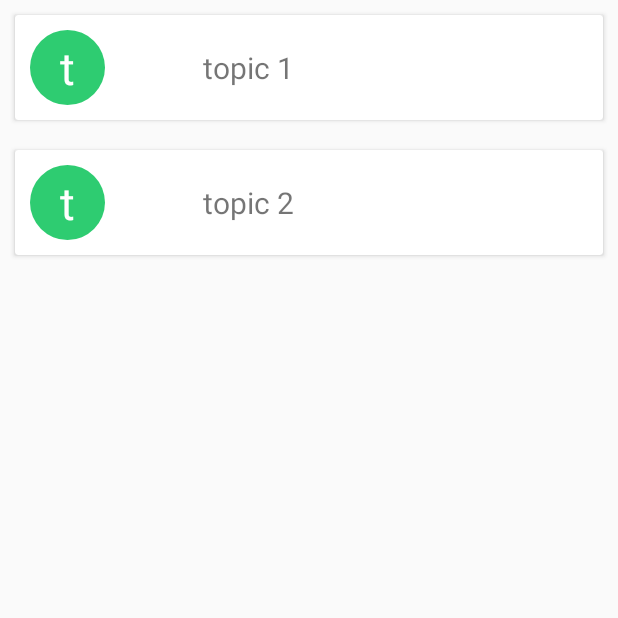
After one commit to gauravagerwala/VIT-StudentHandbook, an Android app: the fragment ArticleListFragment shown on its own in the app's theme, on a phone screen of 412 x 824 dp, the top half of it. The commit adds this screen. Run offline under Robolectric (Android 15) with nearby library versions, the phone set to English and light mode, and no system bars.

Commit message:
added third level list

```diff
--- a/app/build.gradle
+++ b/app/build.gradle
@@ -23,4 +23,5 @@ dependencies {
     compile fileTree(dir: 'libs', include: ['*.jar'])
     compile 'com.android.support:appcompat-v7:21.0.3'
     compile 'com.android.support:cardview-v7:+'
+    compile 'com.android.support:recyclerview-v7:+'
 }
--- /dev/null
+++ b/app/src/main/java/vit/vithandbook/ArticleListFragment.java
@@ -0,0 +1,48 @@
+package vit.vithandbook;
+
+
+import android.os.Bundle;
+import android.support.v7.widget.LinearLayoutManager;
+import android.view.LayoutInflater;
+import android.view.View;
+import android.view.ViewGroup;
+
+import java.util.ArrayList;
+
+public class ArticleListFragment extends BackHandlerFragment {
+
+    ArrayList<String> topics ;
+    String articleSubCategory ;
+
+    android.support.v7.widget.RecyclerView recyclerView ;
+    public ArticleListFragment() {
+        // Required empty public constructor
+    }
+
+    public static ArticleListFragment newInstance(String mainCategory)
+    {
+        ArticleListFragment frag = new ArticleListFragment();
+        frag.articleSubCategory = mainCategory ;
+        return frag ;
+    }
+
+    @Override
+    public View onCreateView(LayoutInflater inflater, ViewGroup container,Bundle savedInstanceState)
+    {
+        View view = inflater.inflate(R.layout.fragment_article_list, container, false);
+        recyclerView  = (android.support.v7.widget.RecyclerView)view;
+        recyclerView.setLayoutManager(new LinearLayoutManager(getActivity()));
+        topics=new ArrayList<String>();
+        topics.add("topic 1");
+        topics.add("topic 2");
+        recyclerView.setAdapter(new CardListAdapter(getActivity(),topics));
+        return view ;
+    }
+    @Override
+    public boolean onBackPressed()
+    {
+
+        return false ;
+    }
+
+}
--- /dev/null
+++ b/app/src/main/java/vit/vithandbook/CardListAdapter.java
@@ -0,0 +1,62 @@
+package vit.vithandbook;
+
+import android.content.Context;
+import android.graphics.drawable.GradientDrawable;
+import android.support.v7.widget.RecyclerView;
+import android.view.LayoutInflater;
+import android.view.View;
+import android.view.ViewGroup;
+import android.widget.ArrayAdapter;
+import android.widget.TextView;
+
+import java.util.ArrayList;
+import java.util.Random;
+
+/**
+ * Created by pulkit on 15/06/2015.
+ */
+
+class CardViewHolder extends RecyclerView.ViewHolder
+{
+    TextView circle , content ;
+    CardViewHolder(View v)
+    {
+        super(v);
+        circle = (TextView)v.findViewById(R.id.tvCircle);
+        content = (TextView)v.findViewById(R.id.tvContent);
+    }
+}
+
+public class CardListAdapter extends RecyclerView.Adapter<CardViewHolder>{
+
+    Context context;
+    int [] colors ;
+    ArrayList<String> objects;
+
+    public CardListAdapter(Context context , ArrayList<String> objects)
+    {
+        this.context=context;
+        this.objects = objects ;
+        colors = context.getResources().getIntArray(R.array.colors);
+    }
+    @Override
+    public CardViewHolder onCreateViewHolder(ViewGroup parent, int viewType)
+    {
+       View view = LayoutInflater.from(context).inflate(R.layout.article_card,parent,false);
+       return new CardViewHolder(view);
+    }
+    @Override
+    public void onBindViewHolder(CardViewHolder holder, int position)
+    {
+        Random r = new Random();
+        int nextindex = r.nextInt(3);
+        holder.content.setText(objects.get(position));
+        ((GradientDrawable)holder.circle.getBackground()).setColor(colors[nextindex]);
+        holder.circle.setText(String.valueOf(objects.get(position).charAt(0)));
+    }
+    @Override
+    public int getItemCount()
+    {
+        return objects.size();
+    }
+}
--- a/app/src/main/java/vit/vithandbook/MainActivity.java
+++ b/app/src/main/java/vit/vithandbook/MainActivity.java
@@ -26,9 +26,7 @@ public class MainActivity extends ActionBarActivity {
 
     boolean searchMode = false ;
     GridLayout mainNavGrid;
-    public boolean isInSubSubSection = false ;
     BackHandlerFragment selectedFragment ;
-   // int backFragmentint = -1 , currentFragmentint = 0 ;
     LinearLayout mainNavigator,searchLayout,mainHeader;
 
 
@@ -100,46 +98,7 @@ public class MainActivity extends ActionBarActivity {
             AnimateMainHeader(null,true);
         }
     }
-  /*  old fragment navigation system not to remove
-   public void onBackPressed() {
-       if(searchMode)
-       {
-           mainNavigator.setVisibility(View.VISIBLE);
-           mainNavigator.animate().translationY(0)
-                   .setListener(new AnimatorListenerAdapter() {
-                       @Override
-                       public void onAnimationEnd(Animator animation) {
-                           super.onAnimationEnd(animation);
-                           Toast.makeText(getApplicationContext(), Integer.toString(mainNavigator.getHeight()), Toast.LENGTH_LONG).show();
-                           searchLayout.setVisibility(View.GONE);
-                           searchMode = false;
-                       }
-                   });
-       }
-       else if(backFragmentint == -1)
-       {
-           super.onBackPressed();
-       }
-        else
-       {
-           FragmentTransaction ft = getFragmentManager().beginTransaction() ;
-           switch(currentFragmentint)
-           {
-               case 1 : ft.remove(getFragmentManager().findFragmentByTag("subSectionFragment"));break;
-               case 2 : ft.remove(getFragmentManager().findFragmentByTag("articles"));break;
-           }
-           switch(backFragmentint)
-           {
-               case 1 : ft.show(getFragmentManager().findFragmentByTag("subSectionFragment"));break;
-               case 0 : ft.show(getFragmentManager().findFragmentByTag("mainNavigator"));break;
-           }
-           ft.commit();
-           currentFragmentint = backFragmentint ;
-           backFragmentint -- ;
-           if(currentFragmentint == 0)
-               AnimateMainHeader(null,true);
-       }
-    }*/
+
     void setupDatabase()
     {
         SQLiteDatabase db = openOrCreateDatabase("Handbook",MODE_PRIVATE,null);
@@ -173,8 +132,6 @@ public class MainActivity extends ActionBarActivity {
        MainNavigator main = (MainNavigator)getFragmentManager().findFragmentByTag("mainNavigator");
         selectedFragment =SubSectionFragment.newInstance("subcat");
        getFragmentManager().beginTransaction().setCustomAnimations(R.transition.fade_in, R.transition.fade_out,R.transition.fade_in,R.transition.fade_out).hide(main).add(R.id.mainNavigator,selectedFragment,"subSectionFragment").addToBackStack(null).commit();
-        //currentFragmentint = 1 ;
-        //backFragmentint = 0 ;
     }
     void AnimateMainHeader(ViewGroup view , boolean back )
     {
--- a/app/src/main/java/vit/vithandbook/SubSectionFragment.java
+++ b/app/src/main/java/vit/vithandbook/SubSectionFragment.java
@@ -49,7 +49,9 @@ public class SubSectionFragment extends BackHandlerFragment {
         list.setOnItemClickListener(new AdapterView.OnItemClickListener() {
             @Override
             public void onItemClick(AdapterView<?> parent, View view, int position, long id) {
-                // to navigate to sub sub level
+                Fragment fr = getActivity().getFragmentManager().findFragmentByTag("subSectionFragment");
+                ArticleListFragment fragment = ArticleListFragment.newInstance(mainCategory);
+                getActivity().getFragmentManager().beginTransaction().hide(fr).add(R.id.mainNavigator,fragment,"ArticleListFragment").addToBackStack(null).commit();
             }
         });
         return view ;
--- /dev/null
+++ b/app/src/main/res/layout/article_card.xml
@@ -0,0 +1,33 @@
+<?xml version="1.0" encoding="utf-8"?>
+<android.support.v7.widget.CardView
+    xmlns:android="http://schemas.android.com/apk/res/android"
+    android:layout_height="wrap_content"
+    android:layout_width="match_parent"
+    android:layout_margin="10dp"
+    android:padding="10dp">
+    <LinearLayout xmlns:android="http://schemas.android.com/apk/res/android"
+        android:orientation="horizontal" android:layout_width="match_parent"
+        android:gravity="center_horizontal"
+        android:padding="10dp"
+        android:layout_height="match_parent">
+        <TextView
+            android:layout_width="@dimen/suggestion_circle_size"
+            android:textSize="30dp" android:textColor="#FFF"
+            android:gravity="center"
+            android:layout_gravity="center"
+            android:layout_height="@dimen/suggestion_circle_size" android:background="@drawable/circle"
+            android:id="@+id/tvCircle"
+            />
+        <Space
+            android:layout_width="0dp"
+            android:layout_height="wrap_content"
+            android:layout_weight="1"/>
+        <TextView
+            android:layout_width="wrap_content"
+            android:layout_height="wrap_content"
+            android:layout_gravity="center_vertical"
+            android:textSize="20dp"
+            android:id="@+id/tvContent"
+            android:layout_weight="3"/>
+    </LinearLayout>
+</android.support.v7.widget.CardView>
--- /dev/null
+++ b/app/src/main/res/layout/fragment_article_list.xml
@@ -0,0 +1,7 @@
+<android.support.v7.widget.RecyclerView
+    xmlns:android="http://schemas.android.com/apk/res/android"
+    xmlns:tools="http://schemas.android.com/tools"
+    android:layout_width="match_parent"
+    android:layout_height="match_parent"
+    tools:context="vit.vithandbook.ArticleListFragment"
+    android:id="@+id/rvArticle" />
```
Also changed, not shown: 1 other file.
